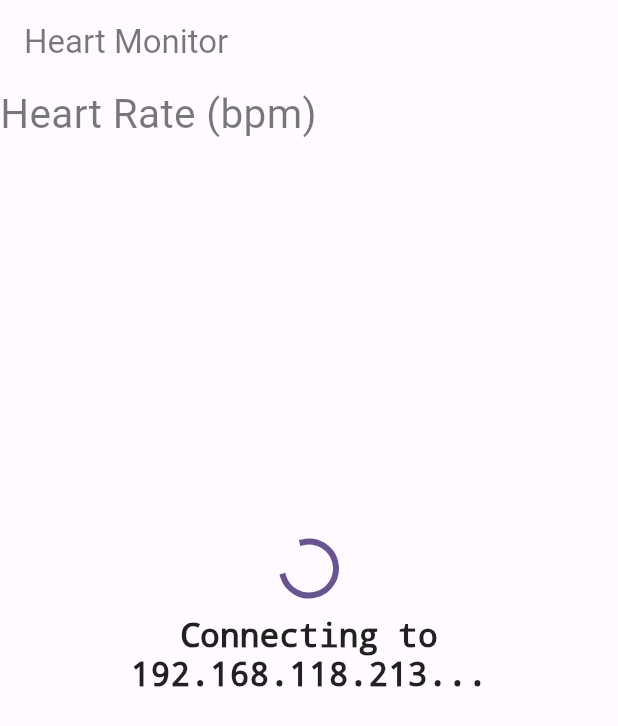
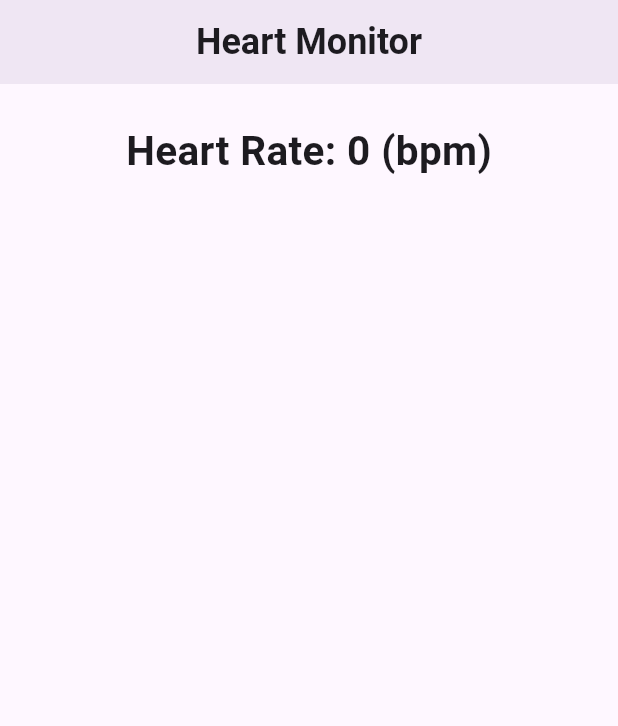
Before and after one commit to LordOlumide/iot_pulse_monitor, a Flutter app: the HomeScreen screen opened directly, on a phone screen of 412 x 824 dp. Shown: the top 726 px of the screen. Run offline on Flutter 3.47's test engine with Material 3 defaults, Android fonts, the phone set to English and light mode, and no system bars; missing offline and left inert: eventflux.

Commit message:
Finally made it work. Next thing is to add chart

```diff
--- a/lib/main.dart
+++ b/lib/main.dart
@@ -1,6 +1,6 @@
 import 'package:flutter/material.dart';
 import 'package:iot_pulse_monitor/src/data/pulse_repo.dart';
-import 'package:iot_pulse_monitor/src/screens/home_screen/presentation/home_screen.dart';
+import 'package:iot_pulse_monitor/src/screens/config_screen/presentation/config_screen.dart';
 import 'package:provider/provider.dart';
 
 void main() {
@@ -12,7 +12,7 @@ class MyApp extends StatelessWidget {
 
   @override
   Widget build(BuildContext context) {
-    return Provider<PulseRepo>(
+    return ChangeNotifierProvider<PulseRepo>(
       create: (context) => PulseRepo(),
       child: MaterialApp(
         title: 'IOT Pulse Monitor',
@@ -20,7 +20,7 @@ class MyApp extends StatelessWidget {
           colorScheme: ColorScheme.fromSeed(seedColor: Colors.deepPurple),
           useMaterial3: true,
         ),
-        home: const HomeScreen(),
+        home: const ConfigScreen(),
       ),
     );
   }
--- a/lib/src/screens/home_screen/presentation/home_screen.dart
+++ b/lib/src/screens/home_screen/presentation/home_screen.dart
@@ -2,73 +2,30 @@ import 'package:flutter/material.dart';
 import 'package:iot_pulse_monitor/src/data/pulse_repo.dart';
 import 'package:provider/provider.dart';
 
-class HomeScreen extends StatefulWidget {
+class HomeScreen extends StatelessWidget {
   const HomeScreen({super.key});
 
   @override
-  State<HomeScreen> createState() => _HomeScreenState();
-}
+  Widget build(BuildContext context) {
+    final pulseManager = Provider.of<PulseRepo>(context);
 
-class _HomeScreenState extends State<HomeScreen> {
-  final ValueNotifier<bool> isConnecting = ValueNotifier(true);
-
-  @override
-  void initState() {
-    super.initState();
-  }
-
-  @override
-  void dispose() {
-    isConnecting.dispose();
-    super.dispose();
-  }
-
-  @override
-  Widget build(BuildContext context) {
-    return ValueListenableBuilder<bool>(
-      valueListenable: isConnecting,
-      builder: (context, isConnecting, child) {
-        return Stack(
-          fit: StackFit.expand,
+    return Scaffold(
+      appBar: AppBar(
+        title: const Text(
+          'Heart Monitor',
+          style: TextStyle(fontSize: 24, fontWeight: FontWeight.w600),
+        ),
+        backgroundColor: Theme.of(context).scaffoldBackgroundColor,
+        centerTitle: true,
+        elevation: 5,
+      ),
+      body: Center(
+        child: Column(
           children: [
-            child!,
-            isConnecting
-                ? AbsorbPointer(
-                    child: Container(
-                      color: Colors.white.withOpacity(0.4),
-                      child: Column(
-                        mainAxisAlignment: MainAxisAlignment.center,
-                        children: [
-                          const Center(
-                            child: CircularProgressIndicator(),
-                          ),
-                          const SizedBox(height: 14),
-                          Text(
-                            'Connecting to ${context.read<PulseRepo>().esp32Address}...',
-                            textAlign: TextAlign.center,
-                            style: const TextStyle(
-                              fontSize: 22,
-                              color: Colors.black87,
-                              decoration: TextDecoration.none,
-                            ),
-                          ),
-                        ],
-                      ),
-                    ),
-                  )
-                : const SizedBox.shrink(),
-          ],
-        );
-      },
-      child: Scaffold(
-        appBar: AppBar(
-          title: const Text('Heart Monitor'),
-        ),
-        body: Column(
-          children: [
+            const SizedBox(height: 25),
             Text(
-              'Heart Rate (bpm)',
-              style: TextStyle(fontSize: 27),
+              'Heart Rate: ${pulseManager.currentBPM} (bpm)',
+              style: const TextStyle(fontSize: 27, fontWeight: FontWeight.w600),
             ),
           ],
         ),
--- a/pubspec.yaml
+++ b/pubspec.yaml
@@ -15,6 +15,7 @@ dependencies:
   multicast_dns: ^0.3.2+7
   http: ^1.2.2
   provider: ^6.1.2
+  eventflux: ^2.2.0
 
 dev_dependencies:
   flutter_test:
```
Also changed, not shown: lib/src/data/pulse_repo.dart (+56 -4 lines), lib/src/screens/config_screen/presentation/config_screen.dart (+110 -28 lines), lib/src/screens/config_screen/presentation/ip_address_container.dart (added, +32 -0 lines), pubspec.lock, 2 other files.
